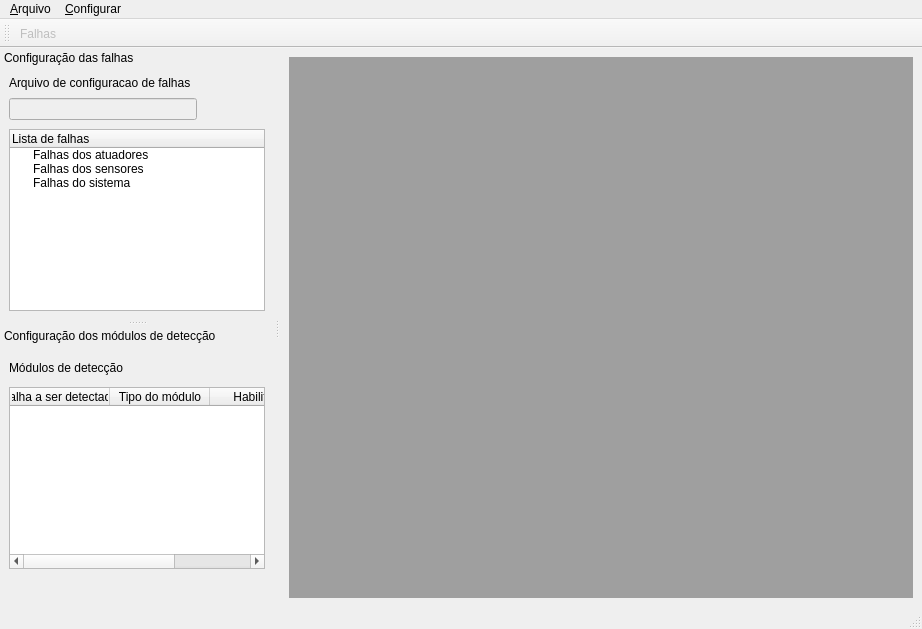
Old version of the form softwares/simddef/ui/principal.ui in the repository diogolr/diogolrmsc.
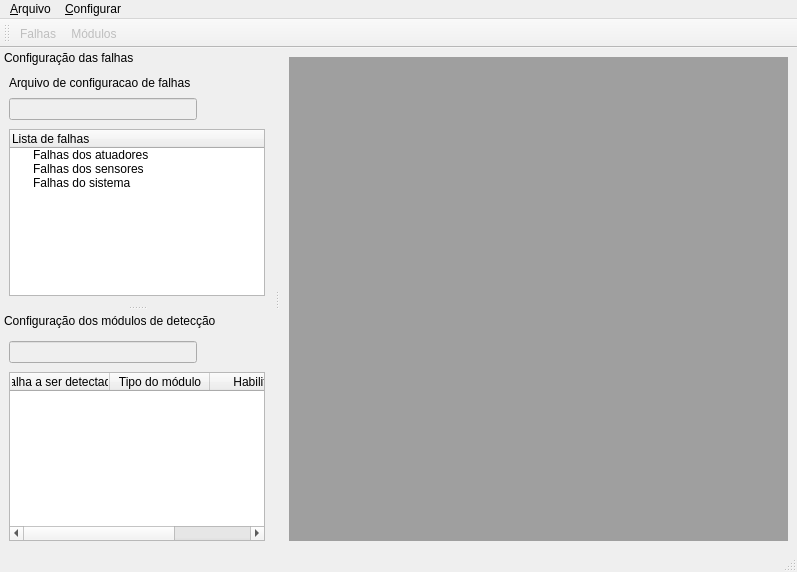
New version of the form. Icons and pictures are not drawn.

```diff
--- a/softwares/simddef/ui/principal.ui
+++ b/softwares/simddef/ui/principal.ui
@@ -6,8 +6,8 @@
    <rect>
     <x>0</x>
     <y>0</y>
-    <width>922</width>
-    <height>629</height>
+    <width>797</width>
+    <height>572</height>
    </rect>
   </property>
   <property name="windowTitle">
@@ -29,7 +29,7 @@
     <rect>
      <x>0</x>
      <y>0</y>
-     <width>922</width>
+     <width>797</width>
      <height>21</height>
     </rect>
    </property>
@@ -65,6 +65,7 @@
     <bool>false</bool>
    </attribute>
    <addaction name="acao_cfg_falhas"/>
+   <addaction name="acao_cfg_modulos"/>
   </widget>
   <widget class="QDockWidget" name="dock_falhas">
    <property name="features">
@@ -196,25 +197,15 @@
      <item row="0" column="0">
       <layout class="QHBoxLayout" name="horizontalLayout">
        <item>
-        <widget class="QLabel" name="label_2">
+        <widget class="QLineEdit" name="end_arq_modulos">
+         <property name="enabled">
+          <bool>false</bool>
+         </property>
          <property name="text">
-          <string>Módulos de detecção</string>
+          <string/>
          </property>
         </widget>
        </item>
-       <item>
-        <spacer name="horizontalSpacer">
-         <property name="orientation">
-          <enum>Qt::Horizontal</enum>
-         </property>
-         <property name="sizeHint" stdset="0">
-          <size>
-           <width>40</width>
-           <height>20</height>
-          </size>
-         </property>
-        </spacer>
-       </item>
        <item>
         <widget class="QToolButton" name="botao_carregar_modulos">
          <property name="enabled">
@@ -269,57 +260,6 @@
        </item>
       </layout>
      </item>
-     <item row="2" column="0">
-      <layout class="QHBoxLayout" name="horizontalLayout_3">
-       <item>
-        <spacer name="horizontalSpacer_2">
-         <property name="orientation">
-          <enum>Qt::Horizontal</enum>
-         </property>
-         <property name="sizeHint" stdset="0">
-          <size>
-           <width>138</width>
-           <height>21</height>
-          </size>
-         </property>
-        </spacer>
-       </item>
-       <item>
-        <widget class="QToolButton" name="botao_adicionar_modulo">
-         <property name="enabled">
-          <bool>false</bool>
-         </property>
-         <property name="toolTip">
-          <string>Adicionar novo módulo de detecção/diagnóstico</string>
-         </property>
-         <property name="icon">
-          <iconset resource="../imgs/imgs.qrc">
-           <normaloff>:/imgs/adicionar.png</normaloff>:/imgs/adicionar.png</iconset>
-         </property>
-         <property name="autoRaise">
-          <bool>true</bool>
-         </property>
-        </widget>
-       </item>
-       <item>
-        <widget class="QToolButton" name="botao_remover_modulo">
-         <property name="enabled">
-          <bool>false</bool>
-         </property>
-         <property name="toolTip">
-          <string>Remover módulo selecionado</string>
-         </property>
-         <property name="icon">
-          <iconset resource="../imgs/imgs.qrc">
-           <normaloff>:/imgs/remover.png</normaloff>:/imgs/remover.png</iconset>
-         </property>
-         <property name="autoRaise">
-          <bool>true</bool>
-         </property>
-        </widget>
-       </item>
-      </layout>
-     </item>
      <item row="1" column="0">
       <widget class="QTableWidget" name="tableWidget">
        <property name="editTriggers">
@@ -366,6 +306,21 @@
     <string>Configurar falhas</string>
    </property>
   </action>
+  <action name="acao_cfg_modulos">
+   <property name="enabled">
+    <bool>false</bool>
+   </property>
+   <property name="icon">
+    <iconset resource="../imgs/imgs.qrc">
+     <normaloff>:/imgs/modulos_blocos.png</normaloff>:/imgs/modulos_blocos.png</iconset>
+   </property>
+   <property name="text">
+    <string>Módulos</string>
+   </property>
+   <property name="toolTip">
+    <string>Configurar módulos</string>
+   </property>
+  </action>
  </widget>
  <resources>
   <include location="../imgs/imgs.qrc"/>
```
Left out of the diff: 21 changed lines with no effect on the pictures.
